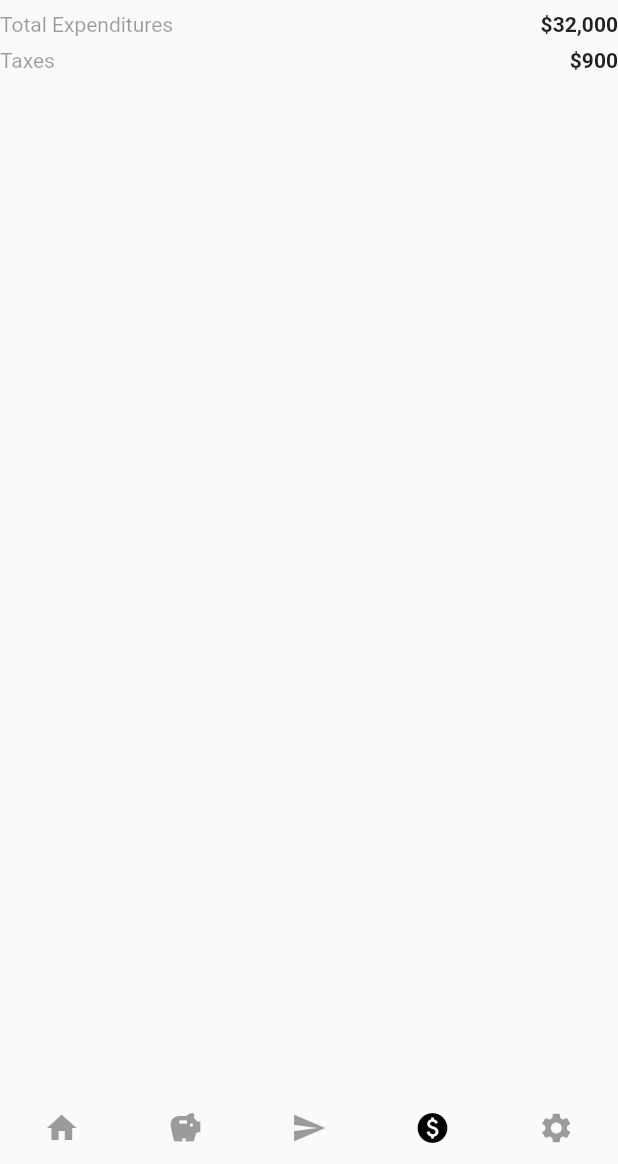
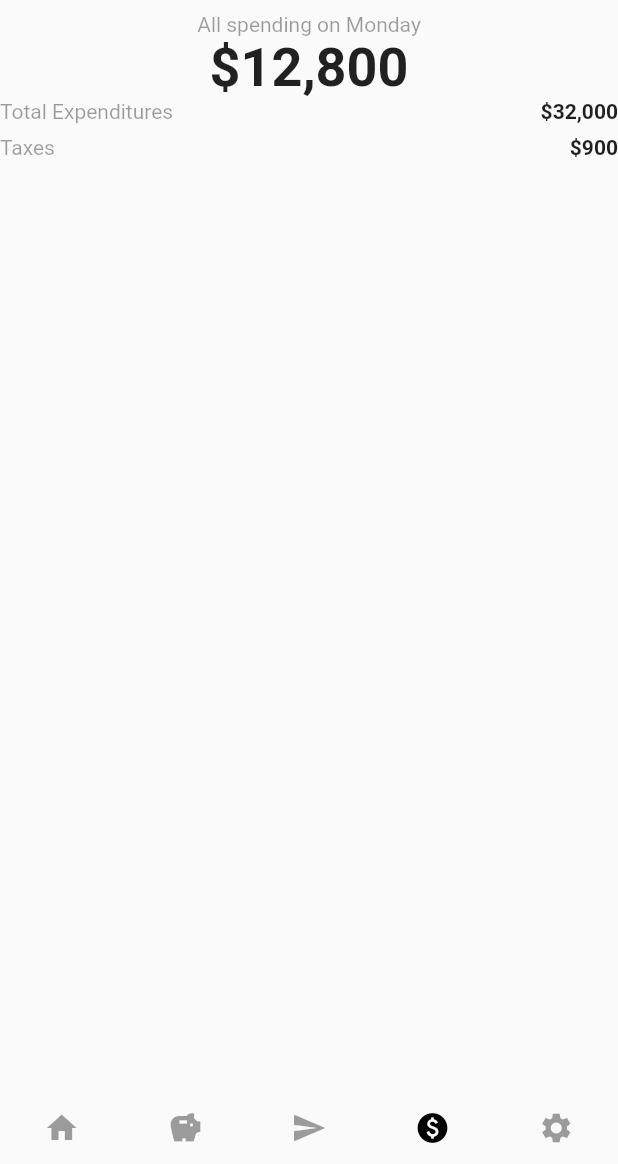
Before and after one commit to mivoligo/flutter_ui_practice_finance, a Flutter app: the screen it shows after launch, item 4 of the bottom bar chosen, on a phone screen of 412 x 824 dp, the part 72-1236 px from its top. Run offline on Flutter 3.47's test engine with Material 2 defaults, Android fonts, the phone set to English and light mode, and no system bars.

Commit message:
Add SpendingSummary widget

```diff
--- a/lib/screens/chart_screen.dart
+++ b/lib/screens/chart_screen.dart
@@ -1,5 +1,6 @@
 import 'package:flutter/material.dart';
 
+import '../widgets/spending_summary.dart';
 import '../widgets/total_spending.dart';
 
 class ChartScreen extends StatelessWidget {
@@ -10,7 +11,7 @@ class ChartScreen extends StatelessWidget {
     return Column(
       children: [
         // SpendingTypes(),
-        // SpendingSummary(),
+        SpendingSummary(),
         // SpendingChart(),
         TotalSpending(),
       ],
--- /dev/null
+++ b/lib/widgets/spending_summary.dart
@@ -0,0 +1,24 @@
+import 'package:flutter/material.dart';
+
+class SpendingSummary extends StatelessWidget {
+  const SpendingSummary({Key? key}) : super(key: key);
+
+  @override
+  Widget build(BuildContext context) {
+    return Column(
+      children: const [
+        Text(
+          'All spending on Monday',
+          style: TextStyle(color: Colors.black38),
+        ),
+        Text(
+          '\$12,800',
+          style: TextStyle(
+            fontWeight: FontWeight.bold,
+            fontSize: 36,
+          ),
+        ),
+      ],
+    );
+  }
+}
```
